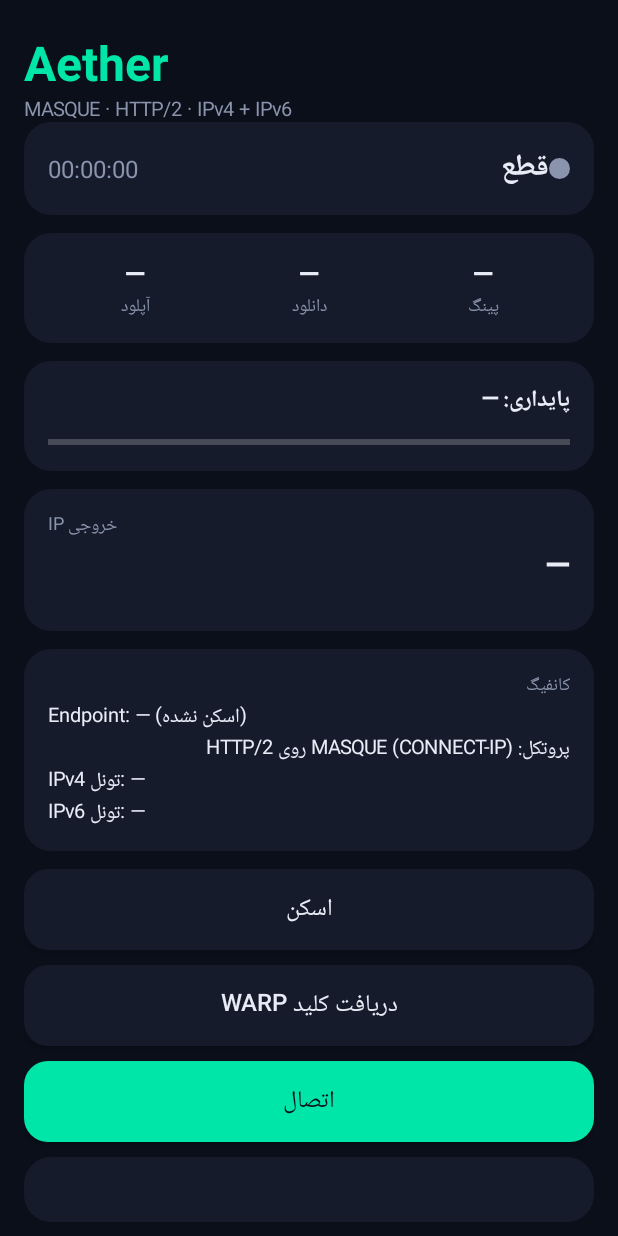
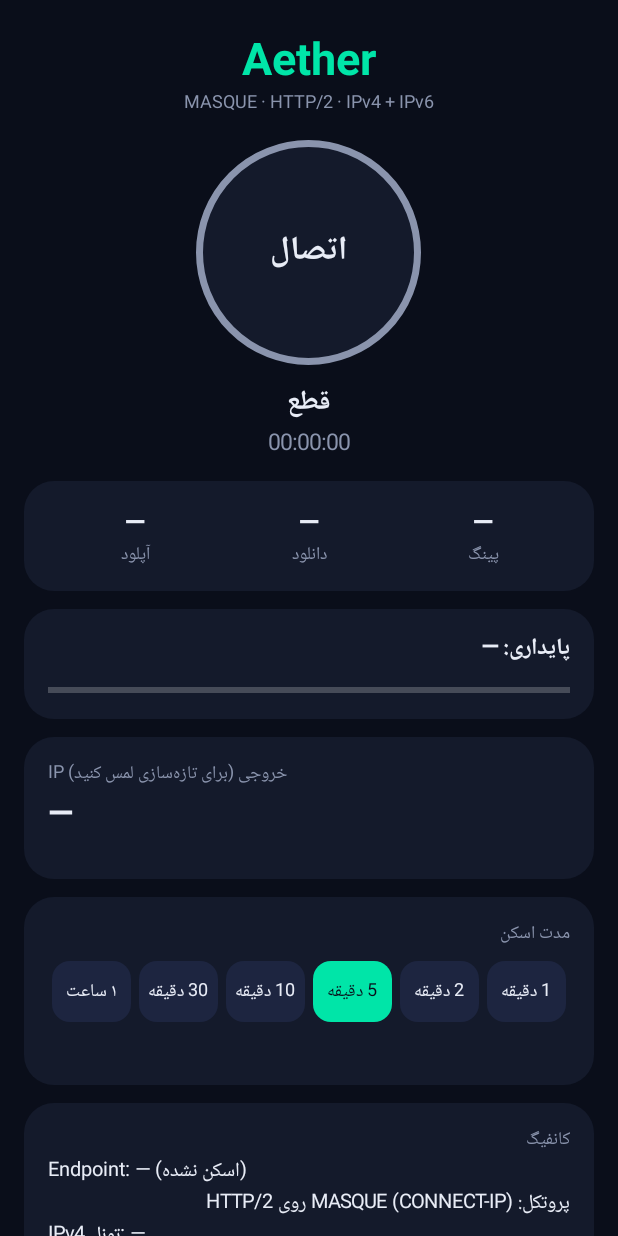
Before and after one commit to game94mod003-bot/Gameboster, an Android app: the screen it shows after launch (MainActivity), on a phone screen of 412 x 824 dp. Run offline under Robolectric (Android 15) with nearby library versions, the phone set to English and light mode, and no system bars.

Commit message:
Replace repository source

```diff
--- a/app/src/main/java/com/aether/vpn/MainActivity.kt
+++ b/app/src/main/java/com/aether/vpn/MainActivity.kt
@@ -25,15 +25,19 @@ import kotlin.concurrent.thread
 
 class MainActivity : Activity() {
     private val h = Handler(Looper.getMainLooper())
-    private val cBg = Color.parseColor("#0B0F1A")
-    private val cCard = Color.parseColor("#151B2B")
+    private val cBg = Color.parseColor("#0A0E1A")
+    private val cCard = Color.parseColor("#141A2B")
+    private val cCard2 = Color.parseColor("#1D2540")
     private val cAccent = Color.parseColor("#00E5A8")
     private val cRed = Color.parseColor("#FF5C7A")
     private val cYellow = Color.parseColor("#FFC857")
     private val cText = Color.parseColor("#E8ECF6")
     private val cSub = Color.parseColor("#8A94AD")
 
-    private lateinit var dot: View
+    private val durations = intArrayOf(1, 2, 5, 10, 30, 60)
+
+    private lateinit var ring: GradientDrawable
+    private lateinit var btnConn: TextView
     private lateinit var tvState: TextView
     private lateinit var tvTime: TextView
     private lateinit var tvPing: TextView
@@ -44,12 +48,15 @@ class MainActivity : Activity() {
     private lateinit var tvIp: TextView
     private lateinit var tvIpInfo: TextView
     private lateinit var tvCfg: TextView
+    private lateinit var tvScan: TextView
     private lateinit var tvLog: TextView
     private lateinit var btnScan: Button
     private lateinit var btnKey: Button
-    private lateinit var btnConn: Button
+    private val chips = ArrayList<TextView>()
 
-    private var scanning = false
+    @Volatile private var scanning = false
+    private var scanStart = 0L
+    private var scanDur = 60
     private var gettingKey = false
     private var lastRx = 0L
     private var lastTx = 0L
@@ -73,7 +80,7 @@ class MainActivity : Activity() {
         l.setPadding(dp(16), dp(14), dp(16), dp(14))
         val g = GradientDrawable()
         g.setColor(cCard)
-        g.cornerRadius = dp(18).toFloat()
+        g.cornerRadius = dp(20).toFloat()
         l.background = g
         val lp = LinearLayout.LayoutParams(-1, -2)
         lp.bottomMargin = dp(12)
@@ -91,7 +98,7 @@ class MainActivity : Activity() {
         g.setColor(color)
         g.cornerRadius = dp(16).toFloat()
         b.background = g
-        val lp = LinearLayout.LayoutParams(-1, dp(54))
+        val lp = LinearLayout.LayoutParams(-1, dp(52))
         lp.bottomMargin = dp(10)
         b.layoutParams = lp
         return b
@@ -110,14 +117,26 @@ class MainActivity : Activity() {
         return col
     }
 
+    private fun styleChips() {
+        for (i in chips.indices) {
+            val sel = durations[i] == scanDur / 60
+            val g = GradientDrawable()
+            g.cornerRadius = dp(12).toFloat()
+            g.setColor(if (sel) cAccent else cCard2)
+            chips[i].background = g
+            chips[i].setTextColor(if (sel) cBg else cText)
+        }
+    }
+
     override fun onCreate(savedInstanceState: Bundle?) {
         super.onCreate(savedInstanceState)
         window.statusBarColor = cBg
         window.navigationBarColor = cBg
+        scanDur = (Store.get(this, "scan_min", "5").toIntOrNull() ?: 5) * 60
 
         val root = LinearLayout(this)
         root.orientation = LinearLayout.VERTICAL
-        root.setPadding(dp(16), dp(20), dp(16), dp(24))
+        root.setPadding(dp(16), dp(18), dp(16), dp(24))
 
         val sv = ScrollView(this)
         sv.setBackgroundColor(cBg)
@@ -126,31 +145,38 @@ class MainActivity : Activity() {
         sv.addView(root)
         setContentView(sv)
 
-        root.addView(tv("Aether", 32f, cAccent, true))
-        val sub = tv("MASQUE · HTTP/2 · IPv4 + IPv6", 13f, cSub)
-        (sub.layoutParams as? LinearLayout.LayoutParams)?.bottomMargin = dp(16)
+        // header
+        val title = tv("Aether", 30f, cAccent, true)
+        title.gravity = Gravity.CENTER
+        root.addView(title)
+        val sub = tv("MASQUE · HTTP/2 · IPv4 + IPv6", 12f, cSub)
+        sub.gravity = Gravity.CENTER
         root.addView(sub)
 
-        // status card
-        val c1 = card()
-        val row = LinearLayout(this)
-        row.orientation = LinearLayout.HORIZONTAL
-        row.gravity = Gravity.CENTER_VERTICAL
-        dot = View(this)
-        val dg = GradientDrawable()
-        dg.shape = GradientDrawable.OVAL
-        dg.setColor(cSub)
-        dot.background = dg
-        dot.layoutParams = LinearLayout.LayoutParams(dp(14), dp(14))
-        row.addView(dot)
-        tvState = tv("قطع", 20f, cText, true)
-        tvState.setPadding(dp(10), 0, 0, 0)
-        tvState.layoutParams = LinearLayout.LayoutParams(0, -2, 1f)
-        row.addView(tvState)
-        tvTime = tv("00:00:00", 16f, cSub)
-        row.addView(tvTime)
-        c1.addView(row)
-        root.addView(c1)
+        // big connect button
+        ring = GradientDrawable()
+        ring.shape = GradientDrawable.OVAL
+        ring.setColor(cCard)
+        ring.setStroke(dp(5), cSub)
+        btnConn = tv("اتصال", 22f, cText, true)
+        btnConn.gravity = Gravity.CENTER
+        btnConn.background = ring
+        val blp = LinearLayout.LayoutParams(dp(150), dp(150))
+        blp.gravity = Gravity.CENTER_HORIZONTAL
+        blp.topMargin = dp(18)
+        blp.bottomMargin = dp(10)
+        btnConn.layoutParams = blp
+        root.addView(btnConn)
+
+        tvState = tv("قطع", 18f, cText, true)
+        tvState.gravity = Gravity.CENTER
+        root.addView(tvState)
+        tvTime = tv("00:00:00", 15f, cSub)
+        tvTime.gravity = Gravity.CENTER
+        val tlp = LinearLayout.LayoutParams(-1, -2)
+        tlp.bottomMargin = dp(16)
+        tvTime.layoutParams = tlp
+        root.addView(tvTime)
 
         // metrics
         val c2 = card()
@@ -180,8 +206,9 @@ class MainActivity : Activity() {
 
         // exit ip
         val c4 = card()
-        c4.addView(tv("IP خروجی", 12f, cSub))
+        c4.addView(tv("IP خروجی (برای تازه‌سازی لمس کنید)", 12f, cSub))
         tvIp = tv("—", 22f, cText, true)
+        tvIp.layoutDirection = View.LAYOUT_DIRECTION_LTR
         c4.addView(tvIp)
         tvIpInfo = tv("", 12f, cSub)
         c4.addView(tvIpInfo)
@@ -190,26 +217,58 @@ class MainActivity : Activity() {
         }
         root.addView(c4)
 
-        // config
+        // scan section
         val c5 = card()
-        c5.addView(tv("کانفیگ", 12f, cSub))
-        tvCfg = tv("—", 13f, cText)
-        c5.addView(tvCfg)
+        c5.addView(tv("مدت اسکن", 12f, cSub))
+        val crow = LinearLayout(this)
+        crow.orientation = LinearLayout.HORIZONTAL
+        val clp = LinearLayout.LayoutParams(-1, -2)
+        clp.topMargin = dp(8)
+        clp.bottomMargin = dp(10)
+        crow.layoutParams = clp
+        for (m in durations) {
+            val chip = tv(if (m == 60) "۱ ساعت" else "$m دقیقه", 12f, cText)
+            chip.gravity = Gravity.CENTER
+            chip.setPadding(dp(4), dp(10), dp(4), dp(10))
+            val lp = LinearLayout.LayoutParams(0, -2, 1f)
+            lp.leftMargin = dp(3)
+            lp.rightMargin = dp(3)
+            chip.layoutParams = lp
+            chip.setOnClickListener {
+                if (!scanning) {
+                    scanDur = m * 60
+                    Store.put(this, "scan_min", m.toString())
+                    styleChips()
+                }
+            }
+            chips.add(chip)
+            crow.addView(chip)
+        }
+        c5.addView(crow)
+        styleChips()
+        tvScan = tv("", 13f, cText)
+        tvScan.layoutDirection = View.LAYOUT_DIRECTION_RTL
+        c5.addView(tvScan)
         root.addView(c5)
 
-        btnScan = button("اسکن", cCard, cText)
-        btnKey = button("دریافت کلید WARP", cCard, cText)
-        btnConn = button("اتصال", cAccent, cBg)
+        // config
+        val c6 = card()
+        c6.addView(tv("کانفیگ", 12f, cSub))
+        tvCfg = tv("—", 13f, cText)
+        c6.addView(tvCfg)
+        root.addView(c6)
+
+        btnScan = button("شروع اسکن", cCard2, cText)
+        btnKey = button("دریافت کلید WARP", cCard2, cText)
         root.addView(btnScan)
         root.addView(btnKey)
-        root.addView(btnConn)
 
-        val c6 = card()
+        val c7 = card()
         tvLog = tv("", 11f, cSub)
         tvLog.typeface = Typeface.MONOSPACE
         tvLog.layoutDirection = View.LAYOUT_DIRECTION_LTR
-        c6.addView(tvLog)
-        root.addView(c6)
+        c7.addView(tvLog)
+        root.addView(c7)
 
         btnScan.setOnClickListener { doScan() }
         btnKey.setOnClickListener { doKey() }
@@ -237,30 +296,31 @@ class MainActivity : Activity() {
     }
 
     private fun doScan() {
-        if (scanning) return
+        if (scanning) {
+            Scanner.stop = true
+            return
+        }
         if (busyVpn()) {
             toast("اول اتصال را قطع کنید")
             return
         }
         scanning = true
-        btnScan.isEnabled = false
+        scanStart = SystemClock.elapsedRealtime()
+        val dur = scanDur
         thread {
-            AetherVpnService.log("شروع اسکن...")
-            val res = Scanner.scan(48) { d, t -> h.post { btnScan.text = "اسکن... $d/$t" } }
+            AetherVpnService.log("شروع اسکن (${dur / 60} دقیقه)")
+            val res = Scanner.scan(dur)
             if (res.isEmpty()) {
-                AetherVpnService.log("هیچ آی‌پی پاسخ نداد")
+                AetherVpnService.log("هیچ آی‌پی پاسخ نداد؛ اینترنت یا فیلترشکن دیگر را بررسی کنید")
             } else {
-                val best = res[0]
-                Store.put(this, "ep_host", best.ip)
+                val top = res.take(8)
+                Store.put(this, "ep_host", top[0].ip)
                 Store.put(this, "ep_port", "443")
-                Store.put(this, "ep_ms", best.ms.toString())
-                AetherVpnService.log("بهترین: ${best.ip} (${best.ms}ms) از ${res.size} آی‌پی سالم")
+                Store.put(this, "ep_ms", top[0].ms.toString())
+                Store.put(this, "ep_list", top.joinToString(",") { it.ip })
+                AetherVpnService.log("بهترین: ${top[0].ip} (${top[0].ms}ms) | ${Scanner.tested} تست، ${Scanner.alive} سالم، ${Scanner.h2Count} h2")
             }
-            h.post {
-                btnScan.text = "اسکن"
-                btnScan.isEnabled = true
-                scanning = false
-            }
+            scanning = false
         }
     }
 
@@ -287,6 +347,10 @@ class MainActivity : Activity() {
     private fun toggle() {
         if (busyVpn()) {
             startService(Intent(this, AetherVpnService::class.java).setAction(AetherVpnService.ACTION_STOP))
+            return
+        }
+        if (scanning) {
+            toast("اسکن در حال انجام است")
             return
         }
         if (Store.get(this, "ep_host").isEmpty()) {
@@ -320,8 +384,10 @@ class MainActivity : Activity() {
         }
     }
 
-    private fun setDot(color: Int) {
-        (dot.background as? GradientDrawable)?.setColor(color)
+    private fun mmss(sec: Long): String = String.format(Locale.US, "%02d:%02d", sec / 60, sec % 60)
+
+    private fun setRing(color: Int) {
+        ring.setStroke(dp(5), color)
     }
 
     private fun update() {
@@ -329,34 +395,38 @@ class MainActivity : Activity() {
         val st = AetherVpnService.state
         when (st) {
             "connected" -> {
-                setDot(cAccent)
+                setRing(cAccent)
+                btnConn.text = "قطع"
+                btnConn.setTextColor(cAccent)
                 tvState.text = "متصل"
                 tvState.setTextColor(cAccent)
             }
             "connecting" -> {
-                setDot(cYellow)
-                dot.alpha = if (tick % 2 == 0) 0.3f else 1f
+                setRing(if (tick % 2 == 0) cYellow else cCard2)
+                btnConn.text = "..."
+                btnConn.setTextColor(cYellow)
                 tvState.text = "در حال اتصال..."
                 tvState.setTextColor(cYellow)
             }
             "error" -> {
-                setDot(cRed)
+                setRing(cRed)
+                btnConn.text = "اتصال"
+                btnConn.setTextColor(cText)
                 tvState.text = AetherVpnService.message.ifEmpty { "خطا" }
                 tvState.setTextColor(cRed)
             }
             else -> {
-                setDot(cSub)
+                setRing(cSub)
+                btnConn.text = "اتصال"
+                btnConn.setTextColor(cText)
                 tvState.text = if (AetherVpnService.message.isEmpty()) "قطع" else AetherVpnService.message
                 tvState.setTextColor(cText)
             }
         }
-        if (st != "connecting") dot.alpha = 1f
-        btnConn.text = if (busyVpn()) "قطع اتصال" else "اتصال"
 
         if (st == "connected") {
             val s = (System.currentTimeMillis() - AetherVpnService.connectedAt) / 1000
             tvTime.text = String.format(Locale.US, "%02d:%02d:%02d", s / 3600, (s / 60) % 60, s % 60)
-
             val now = SystemClock.elapsedRealtime()
             val dt = (now - lastT).coerceAtLeast(1) / 1000.0
             val rx = AetherVpnService.rx
@@ -366,7 +436,6 @@ class MainActivity : Activity() {
             lastRx = rx
             lastTx = tx
             lastT = now
-
             val r = AetherVpnService.rtt
             tvPing.text = if (r >= 0) "$r ms" else "—"
             val sb = AetherVpnService.stability
@@ -397,10 +466,26 @@ class MainActivity : Activity() {
             lastT = SystemClock.elapsedRealtime()
         }
 
+        // scan status
+        if (scanning) {
+            val el = (SystemClock.elapsedRealtime() - scanStart) / 1000
+            val b = Scanner.best
+            tvScan.text = "در حال اسکن ${mmss(el)} / ${mmss(scanDur.toLong())}" +
+                "\nتست‌شده: ${Scanner.tested} | سالم: ${Scanner.alive} | h2: ${Scanner.h2Count}" +
+                (if (b != null) "\nبهترین تا الان: ${b.ip} (${b.ms}ms)" else "")
+            btnScan.text = "توقف اسکن"
+        } else {
+            btnScan.text = "شروع اسکن"
+            if (Scanner.tested > 0 && tvScan.text.isEmpty()) tvScan.text = ""
+            if (!scanning && tvScan.text.startsWith("در حال")) tvScan.text = "اسکن تمام شد"
+        }
+
         val host = Store.get(this, "ep_host")
         val a4 = Store.get(this, "addr4")
         val a6 = Store.get(this, "addr6")
-        tvCfg.text = "Endpoint: " + (if (host.isEmpty()) "— (اسکن نشده)" else "$host:${Store.get(this, "ep_port", "443")}") +
+        val ms = Store.get(this, "ep_ms")
+        tvCfg.text = "Endpoint: " +
+            (if (host.isEmpty()) "— (اسکن نشده)" else "$host:${Store.get(this, "ep_port", "443")}" + (if (ms.isNotEmpty()) " (${ms}ms)" else "")) +
             "\nپروتکل: MASQUE (CONNECT-IP) روی HTTP/2" +
             "\nIPv4 تونل: " + (if (a4.isEmpty()) "—" else a4) +
             "\nIPv6 تونل: " + (if (a6.isEmpty()) "—" else a6)
```
Also changed, not shown: app/src/main/java/com/aether/vpn/AetherVpnService.kt (+53 -15 lines), app/src/main/java/com/aether/vpn/Scanner.kt (+93 -39 lines).
